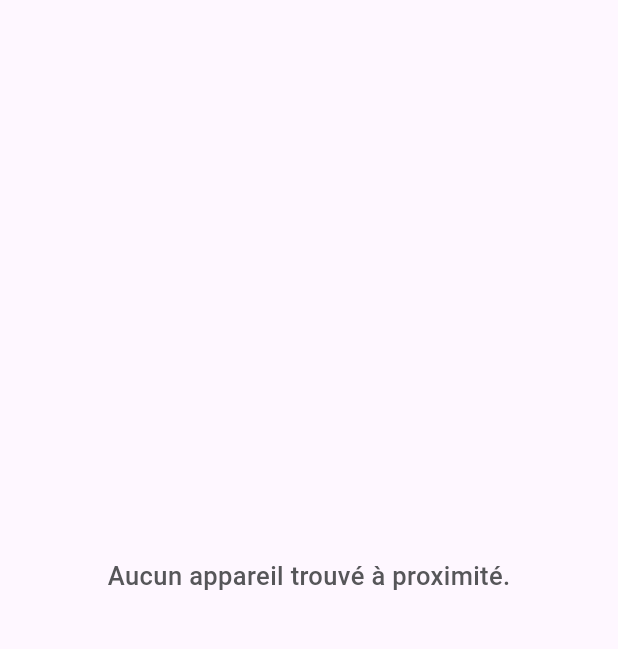
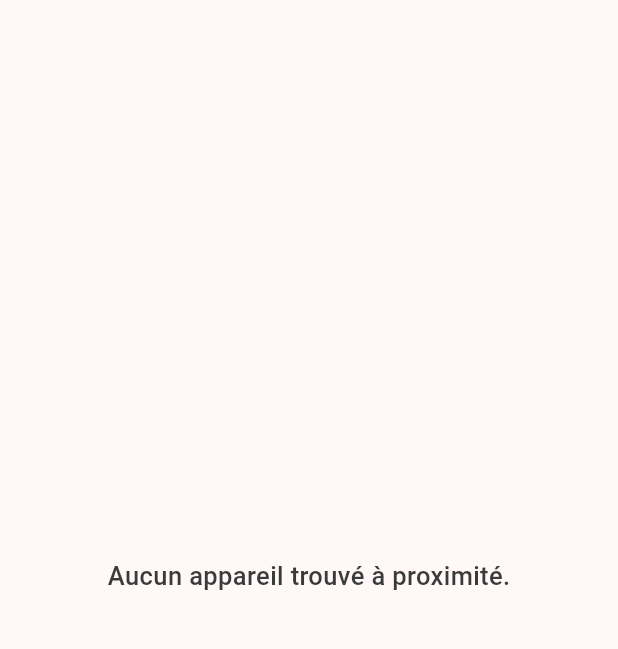
Before and after one commit to ODLTour/Flutter_FOGO, a Flutter app: the screen it shows after launch, on a phone screen of 412 x 824 dp, the part 84-733 px from its top. Run offline on Flutter 3.47's test engine with Material 3 defaults, Android fonts, the phone set to English and light mode, and no system bars; our stand-ins replace bloc, equatable, faker, flutter_bloc, flutter_blue_plus, google_fonts and 1 more.

Commit message:
feat: added theme and changed alertdialog color and fonts

```diff
--- a/lib/main.dart
+++ b/lib/main.dart
@@ -19,7 +19,12 @@ class MyApp extends StatelessWidget {
 
     return MaterialApp(
       title: 'Scanner Bluetooth BLE',
-      theme: ThemeData(primarySwatch: Colors.orange),
+      theme: ThemeData(
+        useMaterial3: true,
+        colorScheme: ColorScheme.fromSeed(
+          seedColor: const Color.fromARGB(255, 54, 51, 50),
+        ),
+      ),
       home: BlocProvider(
         /*create: (_) => bluetoothBloc*/ create: (context) =>
             useMockBloc ? MockBluetoothBloc() : bluetoothBloc,
--- a/lib/pages/home_page.dart
+++ b/lib/pages/home_page.dart
@@ -117,7 +117,8 @@ class MyHomePage extends StatelessWidget {
                   Text(
                     style: GoogleFonts.koHo(
                       textStyle: TextStyle(
-                        color: const Color(0xff565659),
+                        color: const Color.fromARGB(255, 58, 58, 60),
+
                         fontSize: 17,
                         fontWeight: FontWeight.w500,
                       ),
@@ -140,7 +141,7 @@ class MyHomePage extends StatelessWidget {
                 'Aucun appareil trouvé à proximité.',
                 style: GoogleFonts.koHo(
                   textStyle: TextStyle(
-                    color: const Color(0xff565659),
+                    color: const Color.fromARGB(255, 58, 58, 60),
                     fontSize: 17,
                     fontWeight: FontWeight.w500,
                   ),
```
Also changed, not shown: lib/widgets/device_list_item.dart (+67 -12 lines).
